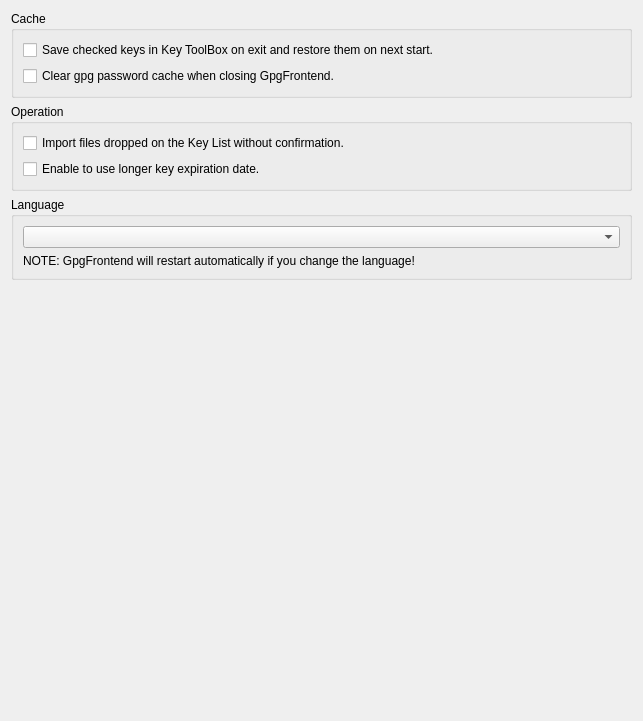
Qt form ui/GeneralSettings.ui (saturneric/GpgFrontend) before a commit.
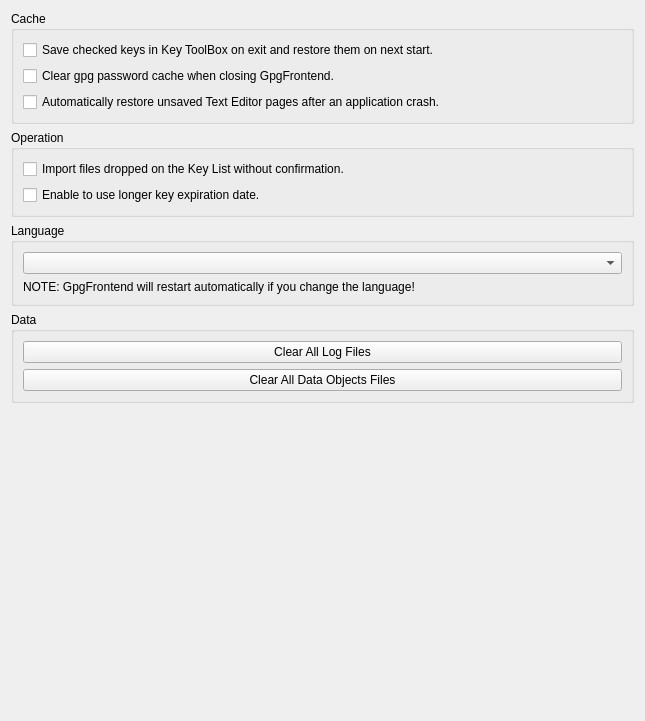
The same form after that commit.

Commit message: feat: support all clear log and data files

The edit to the form file:
```diff
--- a/ui/GeneralSettings.ui
+++ b/ui/GeneralSettings.ui
@@ -6,7 +6,7 @@
    <rect>
     <x>0</x>
     <y>0</y>
-    <width>643</width>
+    <width>645</width>
     <height>721</height>
    </rect>
   </property>
@@ -38,6 +38,13 @@
             </property>
            </widget>
           </item>
+          <item>
+           <widget class="QCheckBox" name="restoreTextEditorPageCheckBox">
+            <property name="text">
+             <string>Automatically restore unsaved Text Editor pages after an application crash.</string>
+            </property>
+           </widget>
+          </item>
          </layout>
         </item>
        </layout>
@@ -97,6 +104,33 @@
        </layout>
       </widget>
      </item>
+     <item>
+      <widget class="QGroupBox" name="dataBox">
+       <property name="title">
+        <string>Data</string>
+       </property>
+       <layout class="QGridLayout" name="gridLayout_7">
+        <item row="0" column="0">
+         <layout class="QVBoxLayout" name="verticalLayout_7">
+          <item>
+           <widget class="QPushButton" name="clearAllLogFilesButton">
+            <property name="text">
+             <string>Clear All Log Files</string>
+            </property>
+           </widget>
+          </item>
+          <item>
+           <widget class="QPushButton" name="clearAllDataObjectsButton">
+            <property name="text">
+             <string>Clear All Data Objects Files</string>
+            </property>
+           </widget>
+          </item>
+         </layout>
+        </item>
+       </layout>
+      </widget>
+     </item>
      <item>
       <spacer name="verticalSpacer">
        <property name="orientation">
```
The commit also changes 3 other files.
